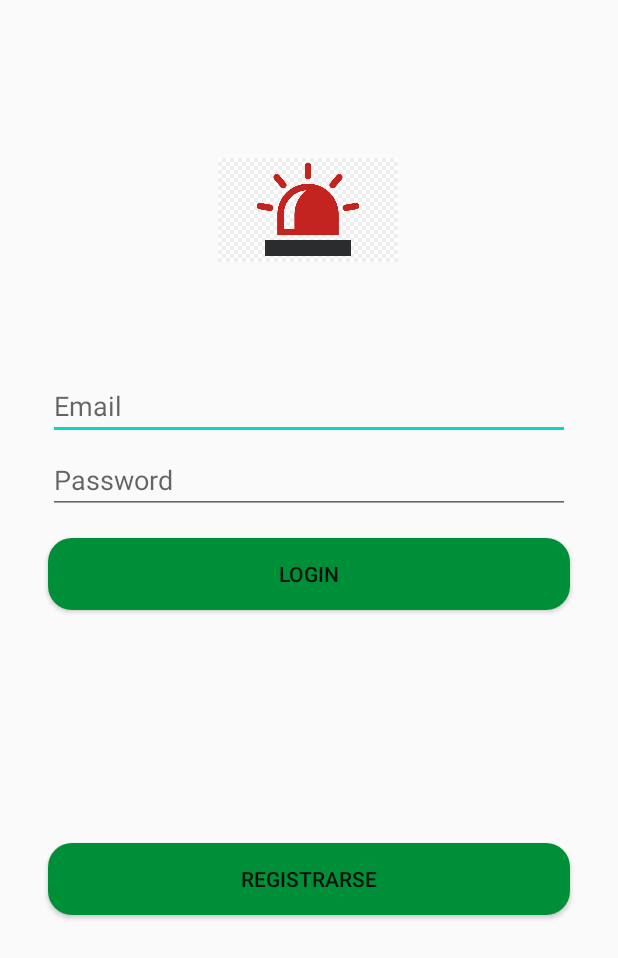
After one commit to gabo-x86/BotonDePanico, an Android app: the layout fragment_log_in.xml on its own in the app's theme, with its tools: preview values and no code run, on a phone screen of 412 x 824 dp. The commit adds this screen. Shown: the top 958 px of the screen. Run offline under Robolectric (Android 15) with nearby library versions, the phone set to English and light mode, and no system bars.

Commit message:
Creación pantalla de login y arreglo de errores con stack de Fragments

```diff
--- a/app/src/main/java/com/projects/botondepanico/ui/home/HomeFragment.java
+++ b/app/src/main/java/com/projects/botondepanico/ui/home/HomeFragment.java
@@ -10,6 +10,7 @@ import android.os.Bundle;
 import android.view.LayoutInflater;
 import android.view.View;
 import android.view.ViewGroup;
+import android.widget.Button;
 import android.widget.TextView;
 
 import androidx.annotation.NonNull;
@@ -18,6 +19,8 @@ import androidx.fragment.app.Fragment;
 import androidx.fragment.app.FragmentTransaction;
 import androidx.lifecycle.Observer;
 import androidx.lifecycle.ViewModelProviders;
+import androidx.navigation.NavController;
+import androidx.navigation.Navigation;
 
 import com.projects.botondepanico.AlertFragment;
 import com.projects.botondepanico.MapsFragment;
@@ -62,6 +65,8 @@ public class HomeFragment extends Fragment {
         maps = new MapsFragment();
 
     }
+
+
     @Override
     public void onPause() {
         stop();
--- /dev/null
+++ b/app/src/main/res/drawable/button_rounded.xml
@@ -0,0 +1,5 @@
+<?xml version="1.0" encoding="utf-8"?>
+<shape xmlns:android="http://schemas.android.com/apk/res/android">
+    <corners android:radius="16dp"/>
+    <solid android:color="#008f39"/>
+</shape>
--- a/app/src/main/res/layout/fragment_home.xml
+++ b/app/src/main/res/layout/fragment_home.xml
@@ -1,12 +1,11 @@
-<?xml version="1.0" encoding="utf-8"?>
-<LinearLayout
+<?xml version="1.0" encoding="utf-8"?><LinearLayout
     xmlns:android="http://schemas.android.com/apk/res/android"
     xmlns:app="http://schemas.android.com/apk/res-auto"
     xmlns:tools="http://schemas.android.com/tools"
     android:layout_width="match_parent"
     android:layout_height="match_parent"
     android:orientation="vertical"
-    android:background="@color/colorPrimary"
+    android:background="#FFFFFF"
     tools:context=".ui.home.HomeFragment">
 
     <LinearLayout
--- /dev/null
+++ b/app/src/main/res/layout/fragment_log_in.xml
@@ -0,0 +1,84 @@
+<?xml version="1.0" encoding="utf-8"?>
+<androidx.constraintlayout.widget.ConstraintLayout
+xmlns:android="http://schemas.android.com/apk/res/android"
+xmlns:app="http://schemas.android.com/apk/res-auto"
+xmlns:tools="http://schemas.android.com/tools"
+android:layout_width="match_parent"
+android:layout_height="match_parent"
+tools:context=".auth.LogInFragment"
+    >
+
+    <Button
+        android:id="@+id/btnRegister"
+        android:layout_width="match_parent"
+        android:layout_height="wrap_content"
+        android:layout_marginStart="32dp"
+        android:layout_marginEnd="32dp"
+        android:background="@drawable/button_rounded"
+        android:text="Registrarse"
+        app:layout_constraintBottom_toBottomOf="parent"
+        app:layout_constraintEnd_toEndOf="parent"
+        app:layout_constraintHorizontal_bias="0.0"
+        app:layout_constraintStart_toStartOf="parent"
+        app:layout_constraintTop_toBottomOf="@+id/btnLogin"
+        app:layout_constraintVertical_bias="0.421" />
+
+    <EditText
+        android:id="@+id/txtBoxEmail"
+        android:layout_width="match_parent"
+        android:layout_height="wrap_content"
+        android:layout_marginStart="32dp"
+        android:layout_marginTop="48dp"
+        android:layout_marginEnd="32dp"
+        android:ems="10"
+        android:hint="Email"
+        android:inputType="textPersonName"
+        app:layout_constraintEnd_toEndOf="parent"
+        app:layout_constraintHorizontal_bias="0.0"
+        app:layout_constraintStart_toStartOf="parent"
+        app:layout_constraintTop_toBottomOf="@+id/imageView" />
+
+    <ImageView
+        android:id="@+id/imageView"
+        android:layout_width="120dp"
+        android:layout_height="120dp"
+        android:layout_marginStart="8dp"
+        android:layout_marginTop="80dp"
+        android:layout_marginEnd="8dp"
+        app:layout_constraintEnd_toEndOf="parent"
+        app:layout_constraintHorizontal_bias="0.497"
+        app:layout_constraintStart_toStartOf="parent"
+        app:layout_constraintTop_toTopOf="parent"
+        app:srcCompat="@drawable/loginlogo" />
+
+    <Button
+        android:id="@+id/btnLogin"
+        android:layout_width="match_parent"
+        android:layout_height="wrap_content"
+        android:layout_marginStart="32dp"
+        android:layout_marginTop="16dp"
+        android:layout_marginEnd="32dp"
+        android:background="@drawable/button_rounded"
+        android:text="Login"
+        app:layout_constraintEnd_toEndOf="parent"
+        app:layout_constraintHorizontal_bias="0.0"
+        app:layout_constraintStart_toStartOf="parent"
+        app:layout_constraintTop_toBottomOf="@+id/txtboxPass" />
+
+    <EditText
+        android:id="@+id/txtboxPass"
+        android:layout_width="match_parent"
+        android:layout_height="wrap_content"
+        android:layout_marginStart="32dp"
+        android:layout_marginTop="4dp"
+        android:layout_marginEnd="32dp"
+        android:ems="10"
+        android:hint="Password"
+        android:inputType="textPersonName"
+        app:layout_constraintEnd_toEndOf="parent"
+        app:layout_constraintHorizontal_bias="0.0"
+        app:layout_constraintStart_toStartOf="parent"
+        app:layout_constraintTop_toBottomOf="@+id/txtBoxEmail" />
+
+
+</androidx.constraintlayout.widget.ConstraintLayout>
--- a/app/src/main/res/menu/activity_main_drawer.xml
+++ b/app/src/main/res/menu/activity_main_drawer.xml
@@ -16,5 +16,6 @@
             android:id="@+id/nav_slideshow"
             android:icon="@drawable/ic_menu_slideshow"
             android:title="@string/menu_slideshow" />
+
     </group>
 </menu>
--- a/app/src/main/res/menu/main.xml
+++ b/app/src/main/res/menu/main.xml
@@ -1,9 +1,4 @@
 <?xml version="1.0" encoding="utf-8"?>
 <menu xmlns:android="http://schemas.android.com/apk/res/android"
     xmlns:app="http://schemas.android.com/apk/res-auto">
-    <item
-        android:id="@+id/action_settings"
-        android:orderInCategory="100"
-        android:title="@string/action_settings"
-        app:showAsAction="never" />
 </menu>
--- a/app/src/main/res/values/strings.xml
+++ b/app/src/main/res/values/strings.xml
@@ -7,6 +7,7 @@
     <string name="nav_header_desc">Navigation header</string>
     <string name="action_settings">Settings</string>
 
+    <string name="login_title">Iniciar Sesión</string>
     <string name="menu_home">Home</string>
     <string name="menu_gallery">Gallery</string>
     <string name="menu_slideshow">Slideshow</string>
```
Also changed, not shown: app/src/main/java/com/projects/botondepanico/MainActivity.java (+11 -17 lines), app/src/main/java/com/projects/botondepanico/Usuario.java (added, +79 -0 lines), app/src/main/java/com/projects/botondepanico/auth/LogInFragment.java (added, +104 -0 lines), app/src/main/res/layout/app_bar_main.xml (+4 -3 lines), app/src/main/res/navigation/mobile_navigation.xml (+10 -1 lines), app/src/main/res/drawable/loginlogo.jpg (added), 1 other file.
